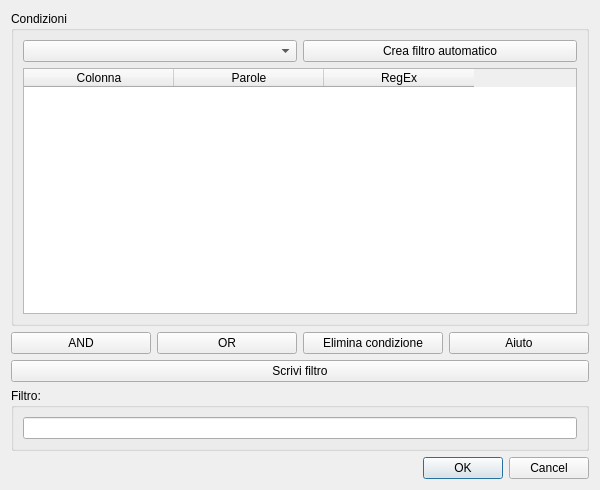
This is forms/creafiltro.ui in zorbaproject/Bran as Qt 5 draws it before an edit. The edited form follows.
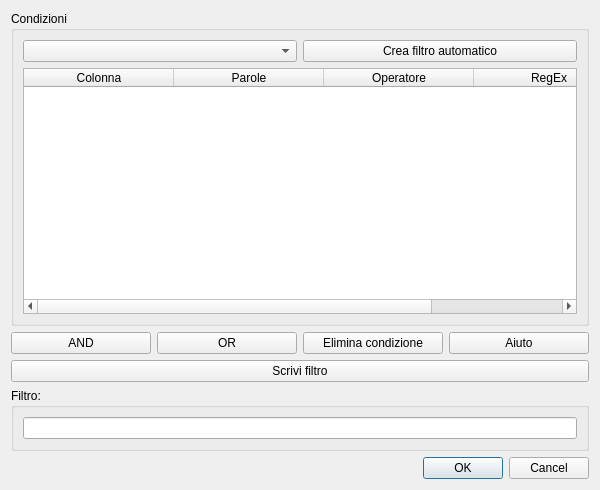
This is the edited form.

Commit message: GulpEASE in interfaccia grafica

Diff of the .ui file:
```diff
--- a/forms/creafiltro.ui
+++ b/forms/creafiltro.ui
@@ -55,6 +55,11 @@
           <string>Parole</string>
          </property>
         </column>
+        <column>
+         <property name="text">
+          <string>Operatore</string>
+         </property>
+        </column>
         <column>
          <property name="text">
           <string>RegEx</string>
```
The commit also changes 4 other files.
